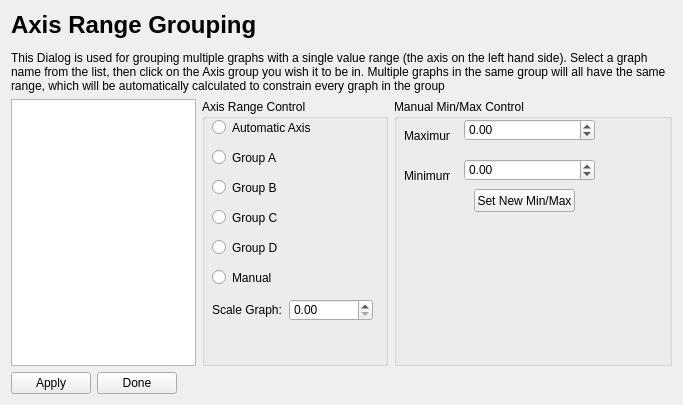
ArduPilot/apm_planner, file src/ui/AP2DataPlotAxisDialog.ui: the form before one commit.
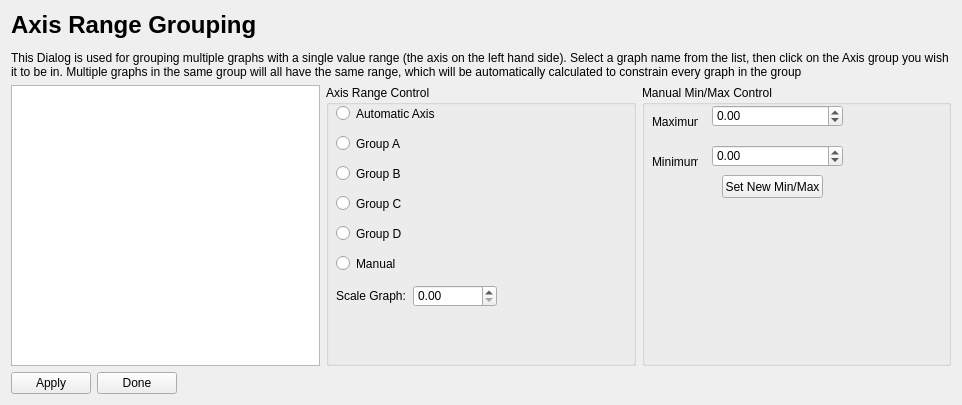
The form after the commit.

```diff
--- a/src/ui/AP2DataPlotAxisDialog.ui
+++ b/src/ui/AP2DataPlotAxisDialog.ui
@@ -6,7 +6,7 @@
    <rect>
     <x>0</x>
     <y>0</y>
-    <width>683</width>
+    <width>962</width>
     <height>405</height>
    </rect>
   </property>
@@ -26,7 +26,7 @@
     </widget>
    </item>
    <item>
-    <layout class="QHBoxLayout" name="horizontalLayout_2" stretch="2,2,3">
+    <layout class="QHBoxLayout" name="horizontalLayout_2" stretch="2,2,2">
      <property name="sizeConstraint">
       <enum>QLayout::SetDefaultConstraint</enum>
      </property>
```
